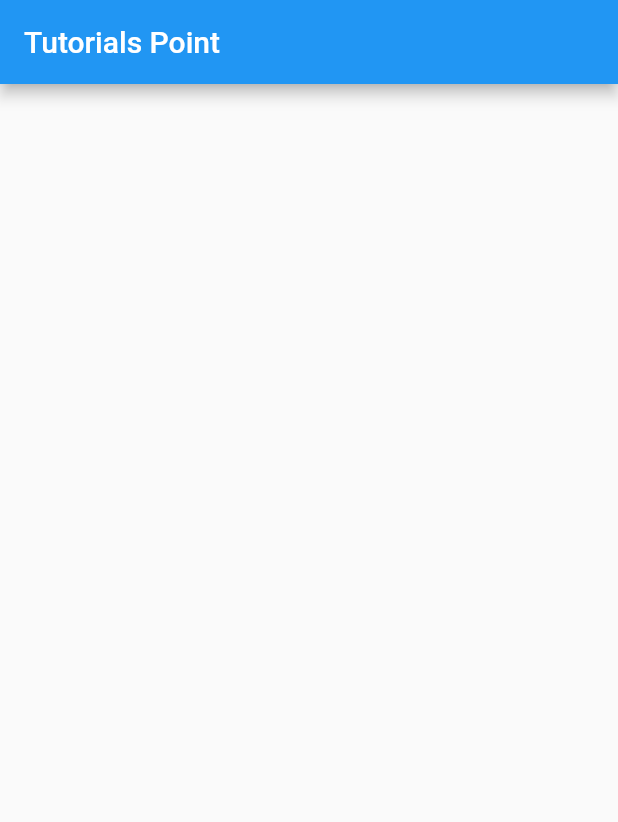
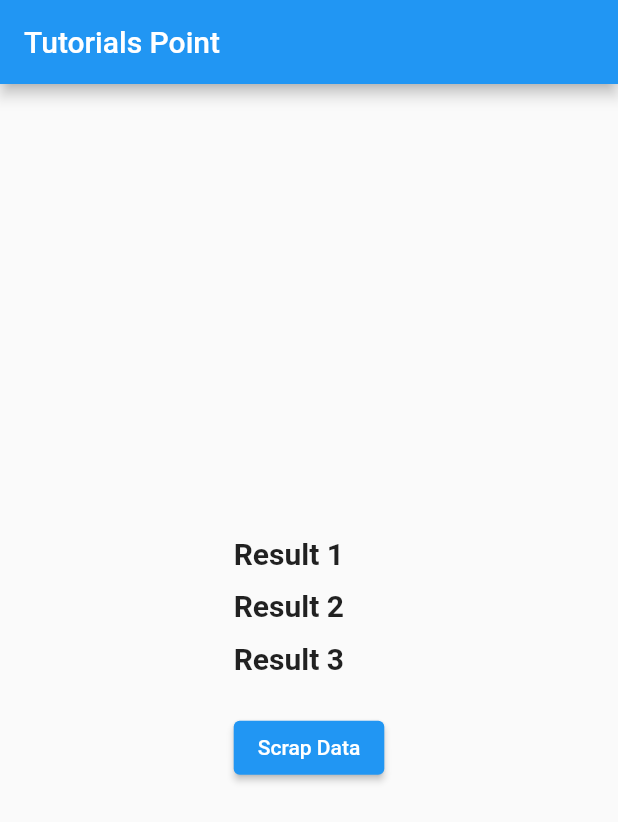
Before and after one commit to azharmarmu/tp_article, a Flutter app: the screen it shows after launch, on a phone screen of 412 x 824 dp. Shown: the top 822 px of the screen. Run offline on Flutter 3.47's test engine with Material 2 defaults, Android fonts, the phone set to English and light mode, and no system bars.

Commit message:
initial commit

```diff
--- a/lib/home_page.dart
+++ b/lib/home_page.dart
@@ -1,15 +1,71 @@
 import 'package:flutter/material.dart';
 
-class HomePage extends StatelessWidget {
+class HomePage extends StatefulWidget {
   const HomePage({Key? key}) : super(key: key);
+
+  @override
+  State<HomePage> createState() => _HomePage();
+}
+
+class _HomePage extends State<HomePage> {
+  String result1 = 'Result 1';
+  String result2 = 'Result 2';
+  String result3 = 'Result 3';
+
+  bool isLoading = false;
 
   @override
   Widget build(BuildContext context) {
     return Scaffold(
-      appBar: AppBar(
-        title: const Text('Tutorials Point'),
+      appBar: AppBar(title: const Text('Tutorials Point')),
+      body: Padding(
+        padding: const EdgeInsets.all(16.0),
+        child: Center(
+            child: Column(
+          crossAxisAlignment: CrossAxisAlignment.start,
+          mainAxisAlignment: MainAxisAlignment.center,
+          children: [
+            isLoading
+                ? const CircularProgressIndicator()
+                : Column(
+                    crossAxisAlignment: CrossAxisAlignment.start,
+                    children: [
+                      Text(
+                        result1,
+                        style: const TextStyle(
+                          fontSize: 20,
+                          fontWeight: FontWeight.bold,
+                        ),
+                      ),
+                      const SizedBox(height: 12),
+                      Text(
+                        result2,
+                        style: const TextStyle(
+                          fontSize: 20,
+                          fontWeight: FontWeight.bold,
+                        ),
+                      ),
+                      const SizedBox(height: 12),
+                      Text(
+                        result3,
+                        style: const TextStyle(
+                          fontSize: 20,
+                          fontWeight: FontWeight.bold,
+                        ),
+                      ),
+                    ],
+                  ),
+            const SizedBox(height: 24),
+            ElevatedButton(
+              onPressed: () {},
+              child: const Text(
+                'Scrap Data',
+                style: TextStyle(color: Colors.white),
+              ),
+            )
+          ],
+        )),
       ),
-      body: const SizedBox.shrink(),
     );
   }
 }
```
